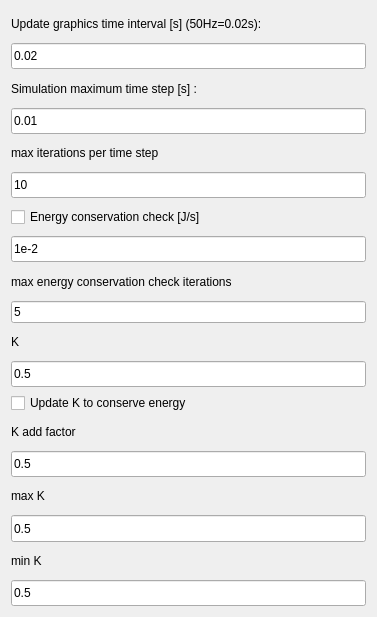
First picture: the form in src/enginesettings.ui, repository marcuslil/Marcus-physics-engine, before the edit.
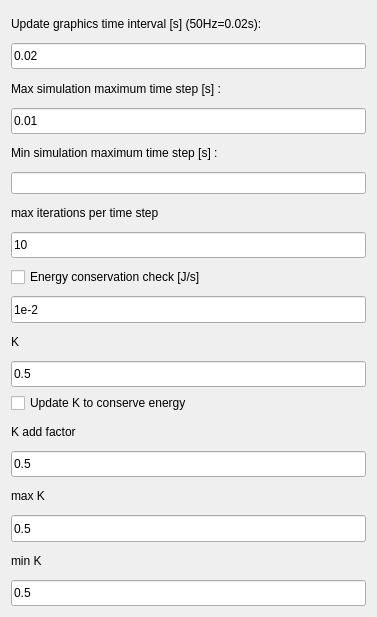
Second picture: the form after the edit.

Commit message:
Min delta T
Min delta t parameter added
unsolvable matrix now automatic reduces deltaT
Energy loss per time step displayed

```diff
--- a/src/enginesettings.ui
+++ b/src/enginesettings.ui
@@ -49,7 +49,7 @@
       </sizepolicy>
      </property>
      <property name="text">
-      <string>Simulation maximum time step [s] :</string>
+      <string>Max simulation maximum time step [s] :</string>
      </property>
     </widget>
    </item>
@@ -67,7 +67,17 @@
     </widget>
    </item>
    <item>
-    <widget class="QLabel" name="label_4">
+    <widget class="QLabel" name="label_9">
+     <property name="text">
+      <string>Min simulation maximum time step [s] :</string>
+     </property>
+    </widget>
+   </item>
+   <item>
+    <widget class="QLineEdit" name="min_delta_t"/>
+   </item>
+   <item>
+    <widget class="QLabel" name="lab">
      <property name="sizePolicy">
       <sizepolicy hsizetype="Minimum" vsizetype="Minimum">
        <horstretch>0</horstretch>
@@ -118,20 +128,6 @@
      </property>
     </widget>
    </item>
-   <item>
-    <widget class="QLabel" name="label_5">
-     <property name="text">
-      <string>max energy conservation check iterations</string>
-     </property>
-    </widget>
-   </item>
-   <item>
-    <widget class="QLineEdit" name="max_energy_iters">
-     <property name="text">
-      <string>5</string>
-     </property>
-    </widget>
-   </item>
    <item>
     <widget class="QLabel" name="label_3">
      <property name="text">
```
Left out of the diff: 20 changed lines with no effect on the pictures. The commit also changes 5 other files.
